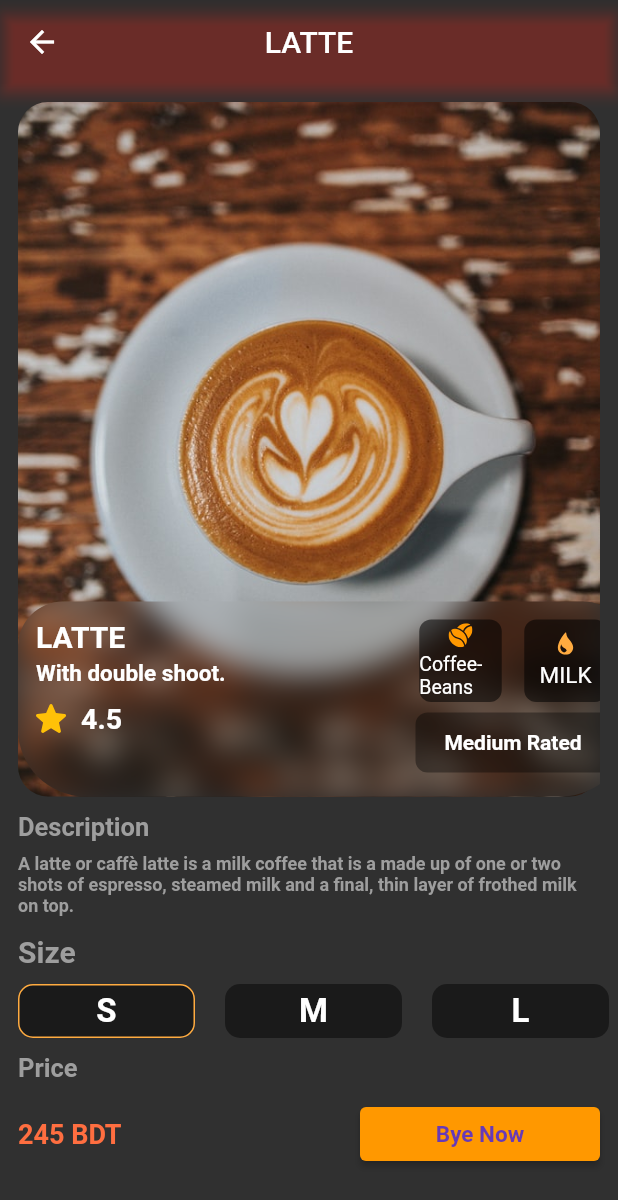
After one commit to SazidKhandaker/coffee_shop, a Flutter app: the Coffe_ditels screen opened directly, on a phone screen of 412 x 824 dp. The commit adds this screen. Shown: the top 1200 px of the screen. Run offline on Flutter 3.47's test engine with Material 2 defaults, Android fonts, the phone set to English and light mode, and no system bars; drawn by our look-alikes of blurrycontainer; our stand-ins replace flutter_svg, google_fonts.

Commit message:
Update new ui and Add decumentation

```diff
--- /dev/null
+++ b/lib/Coffe_ditels.dart
@@ -0,0 +1,347 @@
+import 'dart:ui';
+
+import 'package:flutter/material.dart';
+import 'package:blurrycontainer/blurrycontainer.dart';
+import 'package:flutter_svg/svg.dart';
+
+class Coffe_ditels extends StatelessWidget {
+  //const Coffe_ditels({Key? key}) : super(key: key);
+  final String Titlename;
+  final String Coffename;
+  final String subtitle;
+  final String rateing;
+  final String Coffeerated;
+  final String Description;
+  final int price;
+  final String Photoname;
+  Coffe_ditels(
+      {required this.Titlename,
+      required this.Coffename,
+      required this.subtitle,
+      required this.rateing,
+      required this.Coffeerated,
+      required this.Description,
+      required this.price,
+      required this.Photoname});
+
+  @override
+  Widget build(BuildContext context) {
+    return SafeArea(
+      child: Scaffold(
+        appBar: AppBar(
+          centerTitle: true,
+          backgroundColor: Colors.transparent,
+          title: Text(
+            '$Titlename',
+          ),
+          shadowColor: Colors.red,
+        ),
+        body: Padding(
+          padding: EdgeInsets.all(12.0),
+          child: Column(
+            children: [
+              Stack(
+                children: [
+                  Container(
+                    height: 463,
+                    width: MediaQuery.of(context).size.width,
+                    decoration: BoxDecoration(
+                        borderRadius: BorderRadius.circular(20.0),
+                        image: DecorationImage(
+                          image: AssetImage("$Photoname"),
+                          fit: BoxFit.cover,
+                        )),
+                  ),
+                  Positioned(
+                    bottom: 0,
+                    child: BlurryContainer(
+                      padding: EdgeInsets.all(12.0),
+                      height: 130,
+                      width: 407,
+                      blur: 10,
+                      child: Row(
+                        mainAxisAlignment: MainAxisAlignment.spaceBetween,
+                        children: [
+                          Column(
+                            crossAxisAlignment: CrossAxisAlignment.start,
+                            children: [
+                              Text("$Coffename",
+                                  style: TextStyle(
+                                    fontSize: 20,
+                                    fontWeight: FontWeight.bold,
+                                  )),
+                              SizedBox(
+                                height: 4,
+                              ),
+                              Text(
+                                "$subtitle.",
+                                style: TextStyle(
+                                    fontSize: 15, fontWeight: FontWeight.bold),
+                              ),
+                              SizedBox(height: 10),
+                              Row(
+                                children: [
+                                  SizedBox(
+                                    height: 5,
+                                  ),
+                                  SvgPicture.asset(
+                                    'assets/star.svg',
+                                    height: 20,
+                                    color: Colors.amber,
+                                  ),
+                                  SizedBox(
+                                    width: 10,
+                                  ),
+                                  Text(
+                                    "$rateing",
+                                    style: TextStyle(
+                                        fontSize: 19,
+                                        fontWeight: FontWeight.bold),
+                                  )
+                                ],
+                              )
+                            ],
+                          ),
+                          Column(
+                            children: [
+                              Row(
+                                crossAxisAlignment: CrossAxisAlignment.center,
+                                mainAxisAlignment: MainAxisAlignment.center,
+                                children: [
+                                  Container(
+                                    height: 55,
+                                    width: 55,
+                                    decoration: BoxDecoration(
+                                      borderRadius: BorderRadius.circular(8.0),
+                                      color: Colors.black54,
+                                    ),
+                                    child: Column(
+                                      crossAxisAlignment:
+                                          CrossAxisAlignment.center,
+                                      mainAxisAlignment:
+                                          MainAxisAlignment.center,
+                                      children: [
+                                        SvgPicture.asset(
+                                          'assets/coffee-beans.svg',
+                                          height: 16,
+                                          color: Colors.orange,
+                                        ),
+                                        SizedBox(
+                                          height: 4,
+                                        ),
+                                        Text(
+                                          "Coffee-Beans",
+                                          style: TextStyle(
+                                            fontSize: 13,
+                                          ),
+                                        ),
+                                      ],
+                                    ),
+                                  ),
+                                  SizedBox(
+                                    width: 15,
+                                  ),
+                                  Container(
+                                    height: 55,
+                                    width: 55,
+                                    decoration: BoxDecoration(
+                                      borderRadius: BorderRadius.circular(8.0),
+                                      color: Colors.black54,
+                                    ),
+                                    child: Column(
+                                      crossAxisAlignment:
+                                          CrossAxisAlignment.center,
+                                      mainAxisAlignment:
+                                          MainAxisAlignment.center,
+                                      children: [
+                                        SvgPicture.asset(
+                                          "assets/water-drop.svg",
+                                          height: 15,
+                                          color: Colors.orangeAccent,
+                                        ),
+                                        SizedBox(
+                                          height: 5,
+                                        ),
+                                        Text(
+                                          "MILK",
+                                          style: TextStyle(
+                                            fontSize: 15,
+                                          ),
+                                        ),
+                                      ],
+                                    ),
+                                  ),
+                                ],
+                              ),
+                              SizedBox(
+                                height: 7,
+                              ),
+                              Container(
+                                height: 40,
+                                width: 130,
+                                child: Center(
+                                  child: Text(
+                                    "$Coffeerated",
+                                    style: TextStyle(
+                                        fontSize: 14,
+                                        fontWeight: FontWeight.bold),
+                                  ),
+                                ),
+                                decoration: BoxDecoration(
+                                  borderRadius: BorderRadius.circular(8.0),
+                                  color: Colors.black38,
+                                ),
+                              )
+                            ],
+                          ),
+                        ],
+                      ),
+                      borderRadius: BorderRadius.only(
+                        topLeft: Radius.circular(30.0),
+                        topRight: Radius.circular(30.0),
+                        bottomLeft: Radius.circular(45.0),
+                        bottomRight: Radius.circular(45.0),
+                      ),
+                    ),
+                  ),
+                  SizedBox(
+                    height: 15,
+                  ),
+                ],
+              ),
+              SizedBox(height: 10),
+              Column(
+                crossAxisAlignment: CrossAxisAlignment.start,
+                children: [
+                  Text("Description",
+                      style: TextStyle(
+                          fontSize: 17,
+                          fontWeight: FontWeight.bold,
+                          color: Colors.grey[500])),
+                  SizedBox(
+                    height: 8,
+                  ),
+                  Text("$Description",
+                      style: TextStyle(
+                          fontSize: 12,
+                          fontWeight: FontWeight.bold,
+                          color: Colors.grey[500])),
+                  SizedBox(
+                    height: 12,
+                  ),
+                  Text("Size",
+                      style: TextStyle(
+                          fontSize: 20,
+                          fontWeight: FontWeight.bold,
+                          color: Colors.grey[500])),
+                  SizedBox(
+                    height: 10,
+                  ),
+                  Row(
+                    children: [
+                      Container(
+                        height: 36,
+                        width: 118,
+                        decoration: BoxDecoration(
+                          borderRadius: BorderRadius.circular(10.0),
+                          color: Colors.black45,
+                          border: Border.all(color: Colors.orangeAccent),
+                        ),
+                        child: Center(
+                          child: Text(
+                            "S",
+                            style: TextStyle(
+                                fontSize: 22, fontWeight: FontWeight.bold),
+                          ),
+                        ),
+                      ),
+                      SizedBox(
+                        width: 20,
+                      ),
+                      Container(
+                        height: 36,
+                        width: 118,
+                        decoration: BoxDecoration(
+                          borderRadius: BorderRadius.circular(10.0),
+                          color: Colors.black45,
+                        ),
+                        child: Center(
+                          child: Text(
+                            "M",
+                            style: TextStyle(
+                                fontSize: 22, fontWeight: FontWeight.bold),
+                          ),
+                        ),
+                      ),
+                      SizedBox(
+                        width: 20,
+                      ),
+                      Container(
+                        height: 36,
+                        width: 118,
+                        decoration: BoxDecoration(
+                          borderRadius: BorderRadius.circular(10.0),
+                          color: Colors.black45,
+                        ),
+                        child: Center(
+                          child: Text(
+                            "L",
+                            style: TextStyle(
+                                fontSize: 22, fontWeight: FontWeight.bold),
+                          ),
+                        ),
+                      ),
+                    ],
+                  ),
+                  SizedBox(
+                    height: 10,
+                  ),
+                  Text("Price",
+                      style: TextStyle(
+                          fontSize: 17,
+                          fontWeight: FontWeight.bold,
+                          color: Colors.grey[500])),
+                  SizedBox(
+                    height: 10,
+                  ),
+                ],
+              ),
+              Row(
+                mainAxisAlignment: MainAxisAlignment.spaceBetween,
+                children: [
+                  Text(
+                    "$price BDT",
+                    style: TextStyle(
+                        fontWeight: FontWeight.bold,
+                        fontSize: 18,
+                        color: Colors.deepOrangeAccent),
+                  ),
+                  ButtonTheme(
+                    height: 40,
+                    minWidth: 180,
+                    buttonColor: Colors.deepPurpleAccent,
+                    child: Container(
+                      width: 160,
+                      decoration: BoxDecoration(
+                          borderRadius: BorderRadius.circular(18.0)),
+                      child: ElevatedButton(
+                        onPressed: () {},
+                        child: Text(
+                          "Bye Now",
+                          style: TextStyle(
+                              fontSize: 15,
+                              fontWeight: FontWeight.bold,
+                              color: Colors.deepPurple),
+                        ),
+                      ),
+                    ),
+                  ),
+                ],
+              )
+            ],
+          ),
+        ),
+      ),
+    );
+  }
+}
--- a/lib/Pagehome.dart
+++ b/lib/Pagehome.dart
@@ -2,6 +2,8 @@ import 'package:coffee_shop/Coffeedesign.dart';
 import 'package:coffee_shop/coffee_item.dart';
 import 'package:flutter/material.dart';
 import 'package:google_fonts/google_fonts.dart';
+
+import 'Coffe_ditels.dart';
 
 class Pagehome extends StatefulWidget {
   const Pagehome({Key? key}) : super(key: key);
@@ -116,26 +118,102 @@ class _PagehomeState extends State<Pagehome> {
             child: ListView(
               scrollDirection: Axis.horizontal,
               children: [
-                Coffeedesign(
+                GestureDetector(
+                  onTap: () {
+                    Navigator.push(
+                      context,
+                      MaterialPageRoute(
+                          builder: (context) => Coffe_ditels(
+                                Titlename: "LATTE",
+                                Coffename: "LATTE",
+                                subtitle: "With double shoot",
+                                rateing: "4.5",
+                                Coffeerated: "Medium Rated",
+                                Description:
+                                    "A latte or caffè latte is a milk coffee that is a made up of one or two shots of espresso, steamed milk and a final, thin layer of frothed milk on top.",
+                                price: 245,
+                                Photoname: "assets/Latte.jpg",
+                              )),
+                    );
+                  },
+                  child: Coffeedesign(
                       coffeprice: 245,
                       coffeename: "LATTE",
                       photoname: "assets/coffee1.webp",
                       description: "With double shoot."),
-                Coffeedesign(
+                ),
+                GestureDetector(
+                  onTap: () {
+                    Navigator.push(
+                      context,
+                      MaterialPageRoute(
+                          builder: (context) => Coffe_ditels(
+                                Titlename: "AMERICANO",
+                                Coffename: "AMERICANO",
+                                subtitle: "With Single shoot",
+                                rateing: "4",
+                                Coffeerated: "Medium Rated",
+                                Description:
+                                    "An Americano is made by pouring hot water over one or two espresso shots, resulting in a drink of similar volume and strength to regular coffee.",
+                                price: 180,
+                                Photoname: "assets/AMERICANO.jpg",
+                              )),
+                    );
+                  },
+                  child: Coffeedesign(
                       coffeprice: 180,
                       coffeename: "AMERICANO",
                       photoname: "assets/coffee1.webp",
                       description: "with Singe shoot."),
-                Coffeedesign(
+                ),
+                GestureDetector(
+                  onTap: () {
+                    Navigator.push(
+                      context,
+                      MaterialPageRoute(
+                          builder: (context) => Coffe_ditels(
+                                Titlename: "MOCHA",
+                                Coffename: "MOCHA",
+                                subtitle: "With Brown Sugar",
+                                rateing: "8.8",
+                                Coffeerated: "High Rated",
+                                Description:
+                                    "Where latte is generally considered to be the lightest, mildest coffee-based drink, mocha is much stronger. In fact, mocha coffee is usually stronger than cappuccino.",
+                                price: 280,
+                                Photoname: "assets/Coffee2.jpg",
+                              )),
+                    );
+                  },
+                  child: Coffeedesign(
                       coffeprice: 280,
                       coffeename: "MOCHA",
                       photoname: "assets/coffee1.webp",
-                    description: "With brown suger."),
-                Coffeedesign(
+                      description: "With brown sugar."),
+                ),
+                GestureDetector(
+                  onTap: () {
+                    Navigator.push(
+                      context,
+                      MaterialPageRoute(
+                          builder: (context) => Coffe_ditels(
+                                Titlename: "BLACK COFFEE",
+                                Coffename: "BLACK COPFFEE",
+                                subtitle: "With The Milk",
+                                rateing: "3.2",
+                                Coffeerated: "Low Rated",
+                                Description:
+                                    "Black coffee is a beverage made from roasted coffee beans. The beans are ground and soaked in water, which releases their flavor, color, caffeine content, and nutrients. Although coffee is often served hot.",
+                                price: 120,
+                                Photoname: "assets/Blackcoffee.jpg",
+                              )),
+                    );
+                  },
+                  child: Coffeedesign(
                       coffeprice: 120,
                       coffeename: "BLACK COFFEE",
                       photoname: "assets/coffee1.webp",
                       description: "With the milk."),
+                ),
               ],
             ),
           ),
```
Also changed, not shown: pubspec.yaml (+9 -0 lines), assets/AMERICANO.jpg (added), assets/Blackcoffee.jpg (added), assets/Latte.jpg (added), assets/Mocha.jpg (added), assets/coffee-beans.svg (added), assets/star.svg (added), assets/water-drop.svg (added), pubspec.lock. Lines whose indentation alone changed are shown as unchanged.
